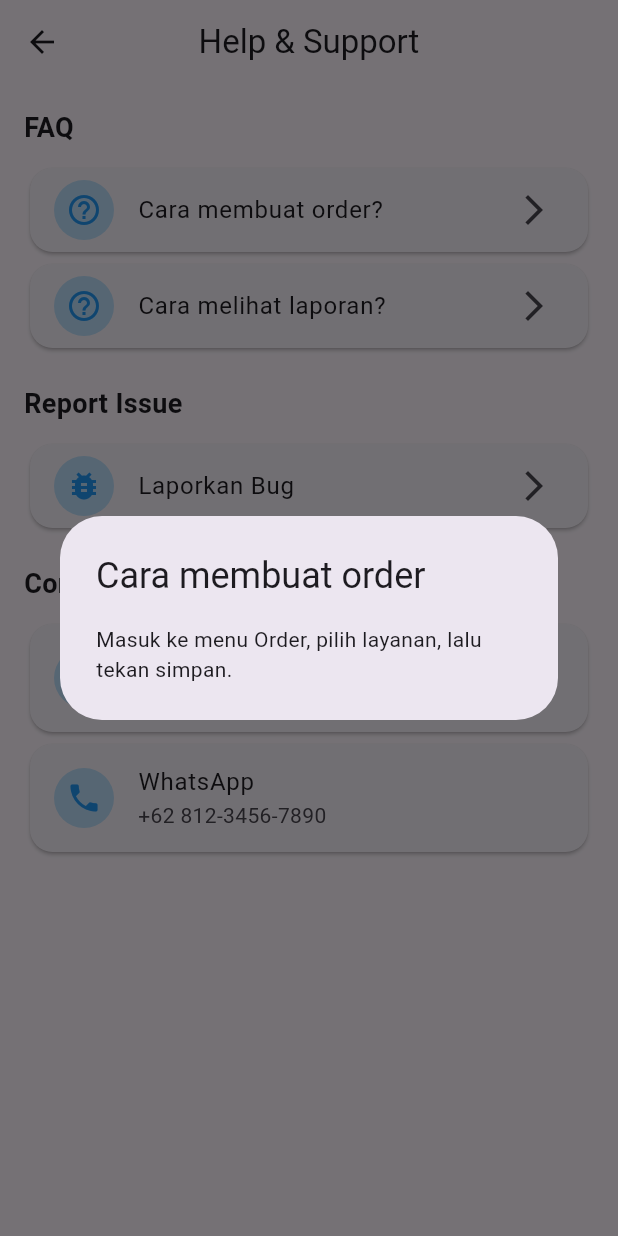
After one commit to Kenzein/tugas-uts-flutter, a Flutter app: the SupportScreen screen opened directly, after a tap on "Cara membuat order?", on a phone screen of 412 x 824 dp. The commit adds this screen. Run offline on Flutter 3.47's test engine with Material 3 defaults, Android fonts, the phone set to English and light mode, and no system bars; network calls fail.

Commit message:
Add Support Screen

```diff
--- a/lib/screens/home/home_screen.dart
+++ b/lib/screens/home/home_screen.dart
@@ -3,6 +3,7 @@ import 'package:money_laundry/screens/home/order_screen.dart';
 import 'package:money_laundry/screens/home/list_order_screen.dart';
 import 'package:money_laundry/screens/home/report_screen.dart';
 import 'package:money_laundry/widgets/app_sidebar.dart';
+import 'package:money_laundry/screens/home/support_screen.dart';
 
 class HomePage extends StatelessWidget {
   const HomePage({super.key});
@@ -132,7 +133,7 @@ class HomePage extends StatelessWidget {
                         menuItem(
                           "assets/images/service.jpg",
                           "Service",
-                          CreateOrderPage(),
+                          SupportScreen(),
                           context,
                         ),
                       ],
--- /dev/null
+++ b/lib/screens/home/support_screen.dart
@@ -0,0 +1,116 @@
+import 'package:flutter/material.dart';
+
+class SupportScreen extends StatelessWidget {
+  const SupportScreen({super.key});
+
+  @override
+  Widget build(BuildContext context) {
+    return Scaffold(
+      appBar: AppBar(title: const Text("Help & Support"), centerTitle: true),
+      body: ListView(
+        padding: const EdgeInsets.all(16),
+        children: [
+          const Text(
+            "FAQ",
+            style: TextStyle(fontSize: 18, fontWeight: FontWeight.bold),
+          ),
+          const SizedBox(height: 10),
+
+          buildTile(
+            icon: Icons.help_outline,
+            title: "Cara membuat order?",
+            onTap: () {
+              showDialog(
+                context: context,
+                builder: (_) => const AlertDialog(
+                  title: Text("Cara membuat order"),
+                  content: Text(
+                    "Masuk ke menu Order, pilih layanan, lalu tekan simpan.",
+                  ),
+                ),
+              );
+            },
+          ),
+
+          buildTile(
+            icon: Icons.help_outline,
+            title: "Cara melihat laporan?",
+            onTap: () {
+              showDialog(
+                context: context,
+                builder: (_) => const AlertDialog(
+                  title: Text("Laporan"),
+                  content: Text(
+                    "Masuk ke menu Report untuk melihat laporan transaksi.",
+                  ),
+                ),
+              );
+            },
+          ),
+
+          const SizedBox(height: 20),
+
+          /// Report Bug
+          const Text(
+            "Report Issue",
+            style: TextStyle(fontSize: 18, fontWeight: FontWeight.bold),
+          ),
+          const SizedBox(height: 10),
+
+          buildTile(
+            icon: Icons.bug_report,
+            title: "Laporkan Bug",
+            onTap: () {
+              ScaffoldMessenger.of(context).showSnackBar(
+                const SnackBar(content: Text("Fitur report (dummy)")),
+              );
+            },
+          ),
+
+          const SizedBox(height: 20),
+
+          /// CONTACT
+          const Text(
+            "Contact Developer",
+            style: TextStyle(fontSize: 18, fontWeight: FontWeight.bold),
+          ),
+          const SizedBox(height: 10),
+
+          buildTile(
+            icon: Icons.email,
+            title: "Email",
+            subtitle: "support@moneylaundry.com",
+          ),
+
+          buildTile(
+            icon: Icons.phone,
+            title: "WhatsApp",
+            subtitle: "+62 812-3456-7890",
+          ),
+        ],
+      ),
+    );
+  }
+
+  ///Reusable Tile
+  Widget buildTile({
+    required IconData icon,
+    required String title,
+    String? subtitle,
+    VoidCallback? onTap,
+  }) {
+    return Card(
+      shape: RoundedRectangleBorder(borderRadius: BorderRadius.circular(15)),
+      child: ListTile(
+        leading: CircleAvatar(
+          backgroundColor: Colors.blue.shade100,
+          child: Icon(icon, color: Colors.blue),
+        ),
+        title: Text(title),
+        subtitle: subtitle != null ? Text(subtitle) : null,
+        trailing: onTap != null ? const Icon(Icons.arrow_forward_ios) : null,
+        onTap: onTap,
+      ),
+    );
+  }
+}
```
